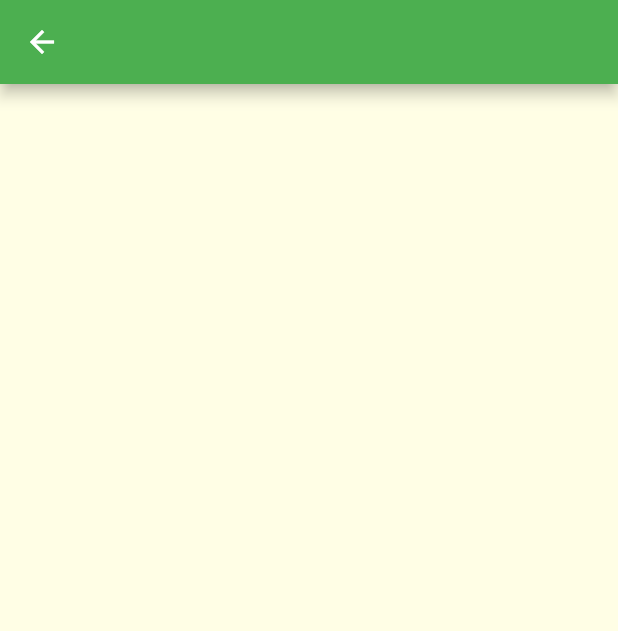
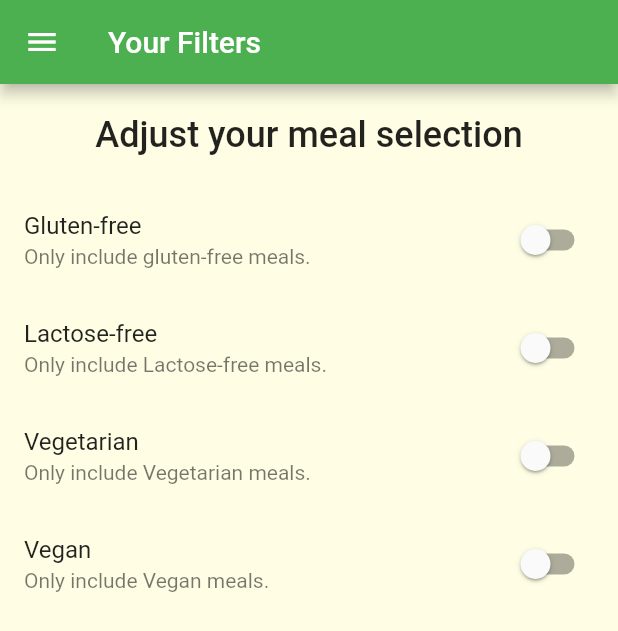
Before and after one commit to cibikumar-mv/flutter-meals, a Flutter app: the FiltersScreen screen opened by its route, on a phone screen of 412 x 824 dp. Shown: the top 631 px of the screen. Run offline on Flutter 3.47's test engine with Material 2 defaults, Android fonts, the phone set to English and light mode, and no system bars; Roboto replaces fonts that are missing (Raleway, RobotoCondensed).

Commit message:
Added switchs to filters screen.

```diff
--- a/lib/Screens/filters_screen.dart
+++ b/lib/Screens/filters_screen.dart
@@ -1,11 +1,94 @@
+import 'package:flutter/cupertino.dart';
 import 'package:flutter/material.dart';
+import 'package:meals/widgets/main_drawer.dart';
 
-class FiltersScreen extends StatelessWidget {
+class FiltersScreen extends StatefulWidget {
   static const routeName = '/filters';
+
+  @override
+  _FiltersScreenState createState() => _FiltersScreenState();
+}
+
+class _FiltersScreenState extends State<FiltersScreen> {
+  var _glutenFree = false;
+  var _vegetarian = false;
+  var _vegan = false;
+  var _lactoseFree = false;
+
+  Widget _buildSwitchListTile(
+      String title, String desc, bool currentValue, Function updateValue) {
+    return SwitchListTile(
+      title: Text(title),
+      value: currentValue,
+      subtitle: Text(desc),
+      onChanged: updateValue,
+    );
+  }
+
   @override
   Widget build(BuildContext context) {
     return Scaffold(
-      appBar: AppBar(),
+      appBar: AppBar(
+        title: Text("Your Filters"),
+      ),
+      drawer: MainDrawer(),
+      body: Column(
+        children: [
+          Container(
+            padding: EdgeInsets.all(20),
+            child: Text(
+              'Adjust your meal selection',
+              style: Theme.of(context).textTheme.title,
+            ),
+          ),
+          Expanded(
+            child: ListView(
+              children: [
+                _buildSwitchListTile(
+                  "Gluten-free",
+                  "Only include gluten-free meals.",
+                  _glutenFree,
+                  (newValue) {
+                    setState(() {
+                      _glutenFree = newValue;
+                    });
+                  },
+                ),
+                _buildSwitchListTile(
+                  "Lactose-free",
+                  "Only include Lactose-free meals.",
+                  _lactoseFree,
+                      (newValue) {
+                    setState(() {
+                      _lactoseFree = newValue;
+                    });
+                  },
+                ),
+                _buildSwitchListTile(
+                  "Vegetarian",
+                  "Only include Vegetarian meals.",
+                  _vegetarian,
+                      (newValue) {
+                    setState(() {
+                      _vegetarian = newValue;
+                    });
+                  },
+                ),
+                _buildSwitchListTile(
+                  "Vegan",
+                  "Only include Vegan meals.",
+                  _vegan,
+                      (newValue) {
+                    setState(() {
+                      _vegan = newValue;
+                    });
+                  },
+                ),
+              ],
+            ),
+          )
+        ],
+      ),
     );
   }
 }
--- a/lib/widgets/main_drawer.dart
+++ b/lib/widgets/main_drawer.dart
@@ -50,14 +50,14 @@ class MainDrawer extends StatelessWidget {
             "Meals",
             Icons.restaurant,
             () {
-              Navigator.of(context).pushNamed("/");
+              Navigator.of(context).pushReplacementNamed("/");
             },
           ),
           buildListTitle(
             "Filters",
             Icons.settings,
               () {
-                Navigator.of(context).pushNamed(FiltersScreen.routeName);
+                Navigator.of(context).pushReplacementNamed(FiltersScreen.routeName);
               }
 
           ),
```
Also changed, not shown: lib/Screens/category_meals_screen.dart (+47 -18 lines), lib/Screens/meal_detail_screen.dart (+8 -0 lines), lib/widgets/meals_item.dart (+32 -13 lines).
